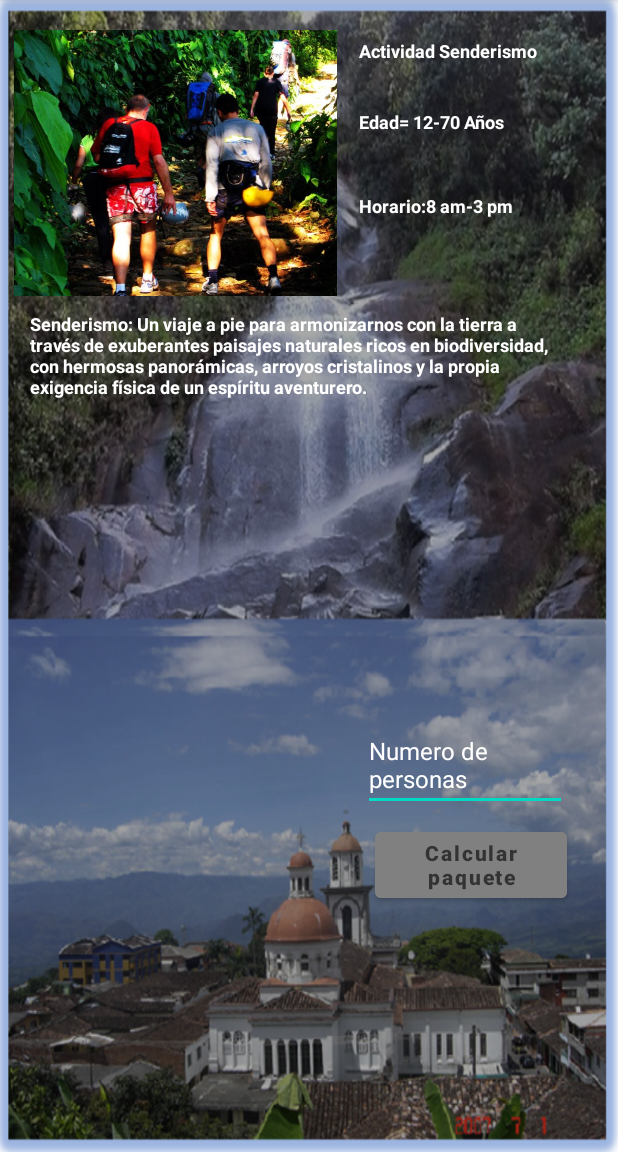
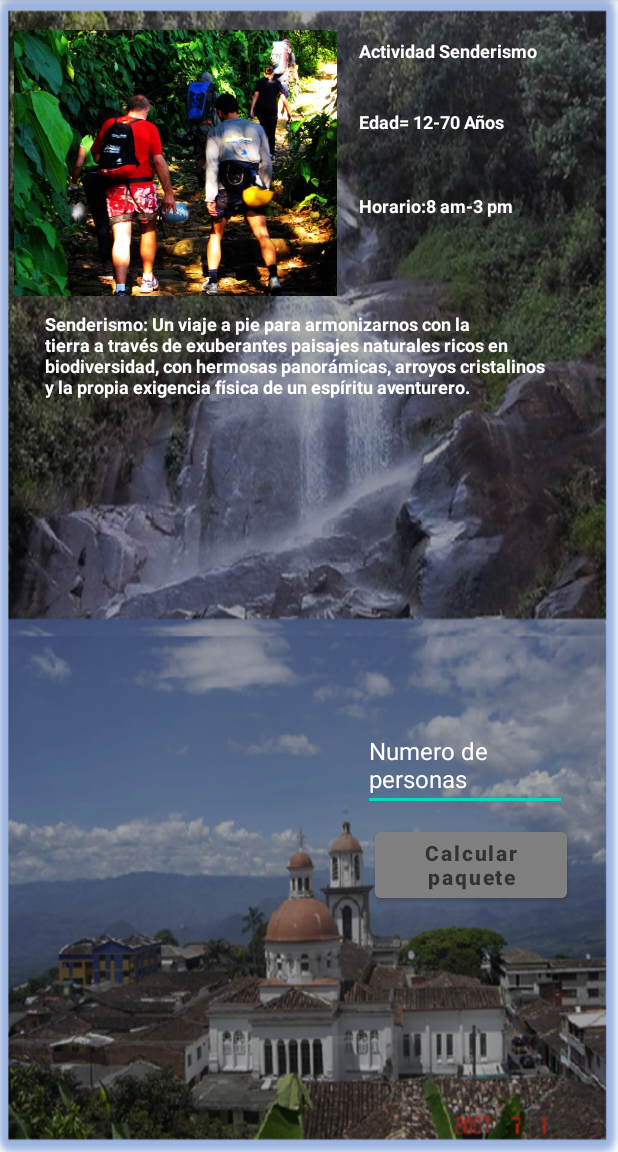
Before and after one commit to Aliciaardila/turismo, an Android app: the MainActivity screen opened directly, with no data from a screen before it, on a phone screen of 412 x 824 dp, the part 84-1236 px from its top. Run offline under Robolectric (Android 15) with nearby library versions, the phone set to English and light mode, and no system bars; 5 statements that could not run were skipped.

Commit message:
se adiciona paddingHorizontal

```diff
--- a/app/src/main/res/layout/activity_main.xml
+++ b/app/src/main/res/layout/activity_main.xml
@@ -76,6 +76,7 @@
         android:text="@string/descripcion1"
         android:textAlignment="textStart"
         android:textColor="@color/white"
+        android:paddingHorizontal="10dp"
         android:textSize="12dp"
         android:textStyle="bold"
         app:layout_constraintEnd_toEndOf="parent"
```
